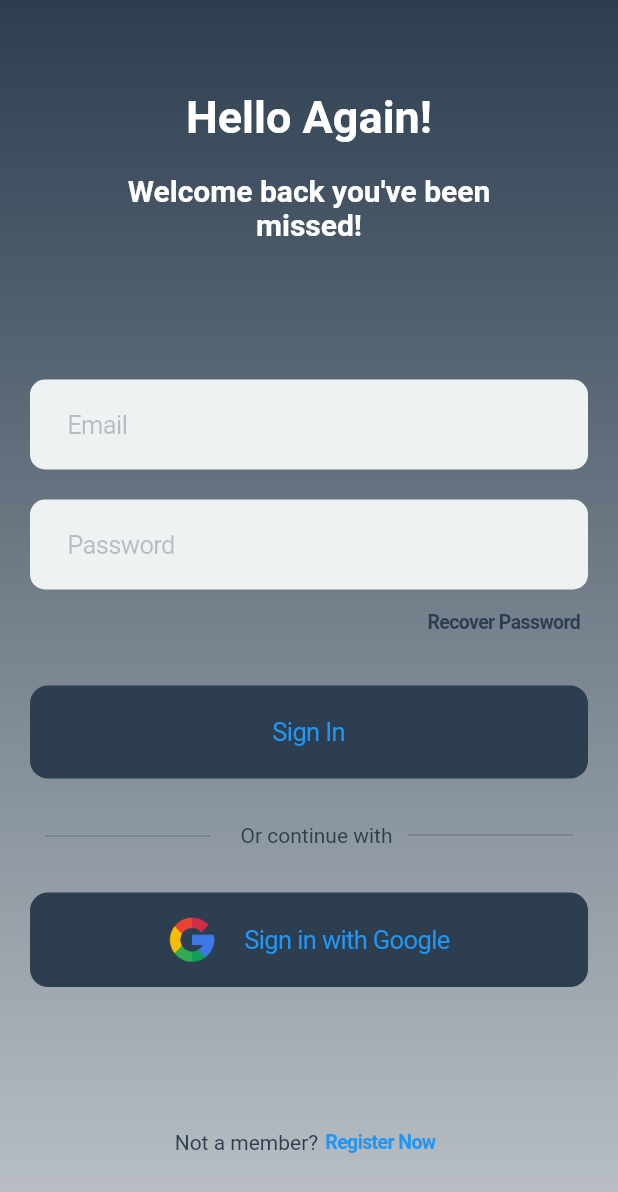
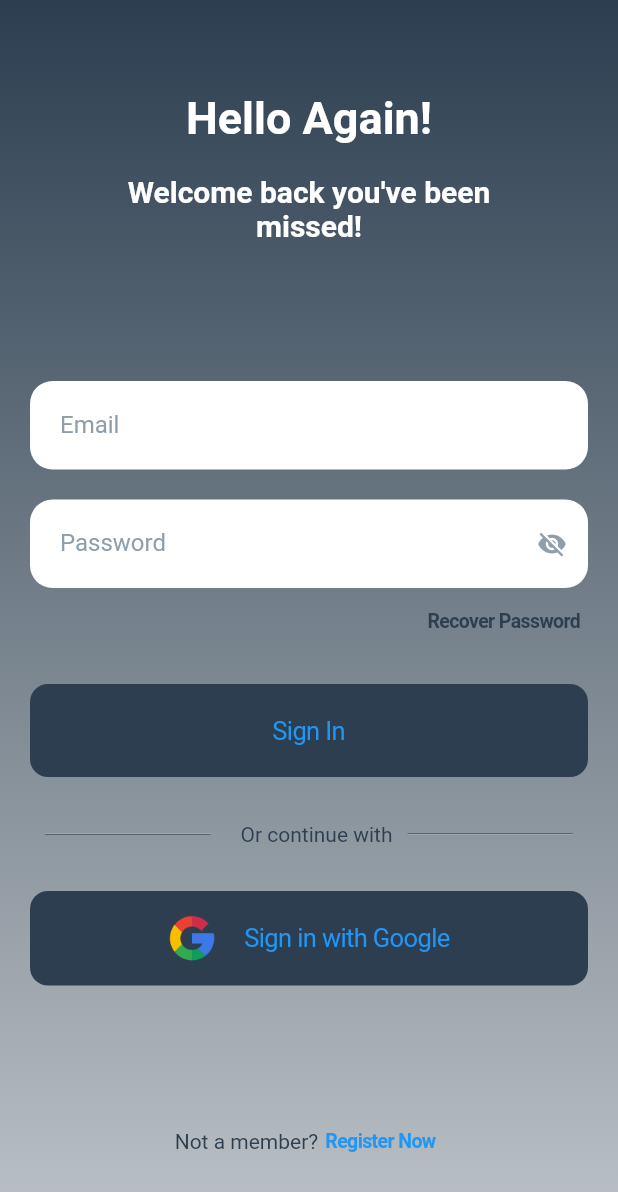
Before and after one commit to shahzadmari/Jobify, a Flutter app: the screen it shows after launch, after a tap on "Sign In", on a phone screen of 412 x 824 dp. Shown: the top 1192 px of the screen. Run offline on Flutter 3.47's test engine with Material 2 defaults, Android fonts, the phone set to English and light mode, and no system bars; our stand-ins replace animated_text_kit, firebase_auth, firebase_core, get_storage; accounts and stored records are empty.

Commit message:
implemented Signing In functionality

```diff
--- a/iec_project/lib/pages/sign_in.dart
+++ b/iec_project/lib/pages/sign_in.dart
@@ -1,8 +1,9 @@
+import 'package:firebase_auth/firebase_auth.dart';
 import 'package:flutter/cupertino.dart';
-import 'package:flutter/gestures.dart';
 import 'package:flutter/material.dart';
 
 import 'package:iec_project/controllers/sign_in_controller.dart';
+import 'package:iec_project/pages/home_page.dart';
 import 'package:iec_project/pages/sign_up.dart';
 import 'package:iec_project/utils/gradients.dart';
 
@@ -18,13 +19,11 @@ class SignIn extends StatefulWidget {
 class _SignInState extends State<SignIn> {
   SignInController signInController = SignInController();
 
-  final TextEditingController _accountNameController = TextEditingController();
+  final TextEditingController _emailController = TextEditingController();
   final TextEditingController _passwordController = TextEditingController();
   final _formKey = GlobalKey<FormState>();
 
-  void check(String email, String password, BuildContext context) {
-    signInController.signIn(email, password, context);
-  }
+  bool _passwordVisible = false;
 
   @override
   Widget build(BuildContext context) {
@@ -32,6 +31,7 @@ class _SignInState extends State<SignIn> {
       // decoration: BoxDecoration(gradient: moonlitAestroid),
       decoration: BoxDecoration(gradient: gradeGrey),
       child: Scaffold(
+        resizeToAvoidBottomInset: false,
         backgroundColor: Colors.transparent,
         // backgroundColor: const Color(0xFF2C5364),
         body: SafeArea(
@@ -70,28 +70,55 @@ class _SignInState extends State<SignIn> {
                   key: _formKey,
                   child: Column(
                     children: [
-                      CupertinoTextField(
-                        padding: const EdgeInsets.symmetric(
-                          vertical: 20,
-                          horizontal: 25,
+                      Container(
+                        padding: const EdgeInsets.only(left: 20.0),
+                        decoration: BoxDecoration(
+                          color: Colors.white,
+                          borderRadius: BorderRadius.circular(15),
                         ),
-                        placeholder: "Email",
-                        cursorColor: const Color(0xFF203A43),
-                        decoration: BoxDecoration(
-                            color: const Color(0xFFEEF2F3),
-                            borderRadius: BorderRadius.circular(10)),
+                        child: TextFormField(
+                          controller: _emailController,
+                          decoration: const InputDecoration(
+                            labelText: "Email",
+                            labelStyle: TextStyle(color: Color(0xFF8E9EAB)),
+                            hintText: "yourEmail@email.com",
+                            border: InputBorder.none,
+                          ),
+                        ),
                       ),
                       const SizedBox(height: 20),
-                      CupertinoTextField(
-                        padding: const EdgeInsets.symmetric(
-                          vertical: 20,
-                          horizontal: 25,
+                      Container(
+                        padding: const EdgeInsets.only(left: 20.0),
+                        decoration: BoxDecoration(
+                          color: Colors.white,
+                          borderRadius: BorderRadius.circular(15),
                         ),
-                        placeholder: "Password",
-                        cursorColor: const Color(0xFF203A43),
-                        decoration: BoxDecoration(
-                            color: const Color(0xFFEEF2F3),
-                            borderRadius: BorderRadius.circular(10)),
+                        child: TextFormField(
+                          controller: _passwordController,
+                          obscureText: !_passwordVisible,
+                          decoration: InputDecoration(
+                            labelText: "Password",
+                            labelStyle:
+                                const TextStyle(color: Color(0xFF8E9EAB)),
+                            hintText: "••••••••",
+                            border: InputBorder.none,
+                            suffixIcon: IconButton(
+                              splashRadius: 10,
+                              icon: Icon(
+                                _passwordVisible
+                                    ? Icons.visibility
+                                    : Icons.visibility_off,
+                                color: const Color(0xFF8E9EAB),
+                                size: 20.0,
+                              ),
+                              onPressed: () {
+                                setState(() {
+                                  _passwordVisible = !_passwordVisible;
+                                });
+                              },
+                            ),
+                          ),
+                        ),
                       ),
                       Align(
                         alignment: Alignment.centerRight,
@@ -116,7 +143,7 @@ class _SignInState extends State<SignIn> {
                             const BoxConstraints(minWidth: double.infinity),
                         child: CupertinoButton(
                           color: const Color(0xFF2C3E50),
-                          onPressed: () {},
+                          onPressed: () => _signIn(context),
                           child: const Padding(
                             padding: EdgeInsets.all(5.0),
                             child: Text("Sign In"),
@@ -168,7 +195,13 @@ class _SignInState extends State<SignIn> {
                             const BoxConstraints(minWidth: double.infinity),
                         child: CupertinoButton(
                           color: const Color(0xFF2C3E50),
-                          onPressed: () {},
+                          onPressed: () {
+                            signInController.googleSignIn(
+                              _emailController.text,
+                              _passwordController.text,
+                              context,
+                            );
+                          },
                           child: Row(
                             mainAxisAlignment: MainAxisAlignment.center,
                             mainAxisSize: MainAxisSize.min,
@@ -227,4 +260,21 @@ class _SignInState extends State<SignIn> {
       ),
     );
   }
+
+  _signIn(BuildContext context) async {
+    User? user = await signInController.signIn(
+      _emailController.text,
+      _passwordController.text,
+      context,
+    );
+
+    if (user != null) {
+      Navigator.push(
+        context,
+        MaterialPageRoute(
+          builder: (context) => const HomePage(),
+        ),
+      );
+    }
+  }
 }
```
Also changed, not shown: iec_project/lib/controllers/sign_in_controller.dart (+17 -2 lines).
